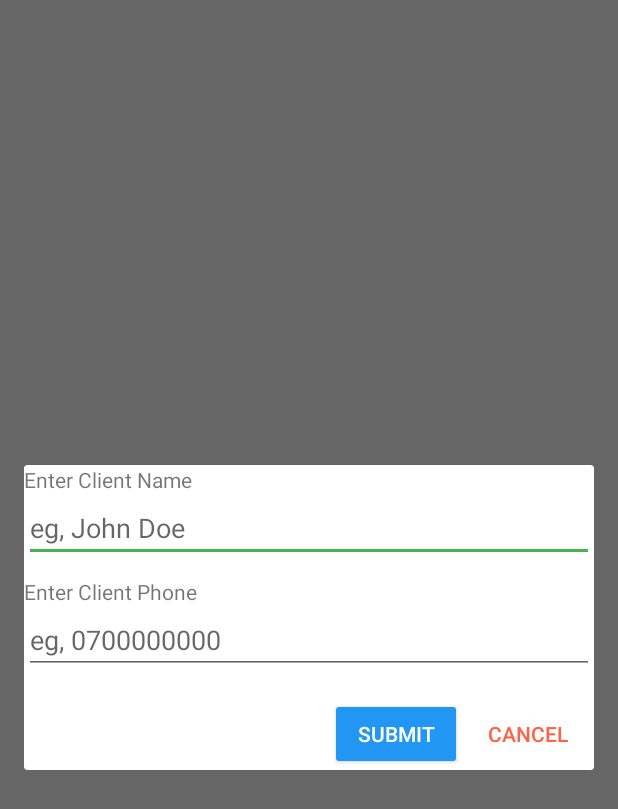
After one commit to johninvictus/Gemaries, an Android app: the fragment AddClientFragmentDialog shown on its own in the app's theme, on a phone screen of 412 x 824 dp. The commit adds this screen. Shown: the top 809 px of the screen. Run offline under Robolectric (Android 15) with nearby library versions, the phone set to English and light mode, and no system bars; our stand-ins replace RxJava.

Commit message:
added dialog to add new clients

```diff
--- /dev/null
+++ b/app/src/main/java/com/invictusbytes/gemaries/ui/dialogs/AddClientFragmentDialog.kt
@@ -0,0 +1,77 @@
+package com.invictusbytes.gemaries.ui.dialogs
+
+import android.os.Bundle
+import android.view.LayoutInflater
+import android.view.View
+import android.view.ViewGroup
+import androidx.fragment.app.DialogFragment
+import com.invictusbytes.gemaries.R
+import io.reactivex.subjects.PublishSubject
+import kotlinx.android.synthetic.main.fragment_dialog_add_client.*
+import org.jetbrains.anko.toast
+
+class AddClientFragmentDialog : DialogFragment() {
+
+    var clientDialogEvent = PublishSubject.create<Pair<String, Int>>()
+
+
+    override fun onCreateView(
+        inflater: LayoutInflater,
+        container: ViewGroup?,
+        savedInstanceState: Bundle?
+    ): View? {
+        return inflater.inflate(R.layout.fragment_dialog_add_client, container, false)
+    }
+
+    override fun onViewCreated(view: View, savedInstanceState: Bundle?) {
+        super.onViewCreated(view, savedInstanceState)
+
+        operations()
+    }
+
+    private fun operations() {
+        clientCancel.setOnClickListener {
+            dismiss()
+        }
+
+        clientSubmit.setOnClickListener {
+            validateAndSubmit()
+        }
+    }
+
+
+    private fun validateAndSubmit() {
+        if (etClientName.text.isNullOrEmpty() || etClientPhone.text.isNullOrEmpty()) {
+            activity?.toast("Make sure all field are filled")
+            return
+        }
+
+        val phone = etClientPhone.text.toString()
+        val name = etClientName.text.toString()
+
+        if (!phone.contains("07") || phone.length != 10) {
+            activity?.toast("Pleas use a valid kenyan number")
+            return
+        }
+
+        clientDialogEvent.onNext(Pair(name, phone.toInt()))
+        dismiss()
+
+    }
+
+    override fun onResume() {
+        super.onResume()
+        dialog?.window?.setLayout(
+            ViewGroup.LayoutParams.MATCH_PARENT,
+            ViewGroup.LayoutParams.WRAP_CONTENT
+        )
+    }
+
+
+    companion object {
+        @JvmStatic
+        fun newInstance(): DialogFragment {
+            return AddClientFragmentDialog()
+        }
+    }
+}
--- /dev/null
+++ b/app/src/main/res/layout/fragment_dialog_add_client.xml
@@ -0,0 +1,60 @@
+<?xml version="1.0" encoding="utf-8"?>
+<LinearLayout xmlns:android="http://schemas.android.com/apk/res/android"
+    android:layout_width="match_parent"
+    android:layout_height="match_parent"
+    android:layout_margin="16dp"
+    android:orientation="vertical">
+
+    <TextView
+        android:layout_width="match_parent"
+        android:layout_height="wrap_content"
+        android:text="Enter Client Name" />
+
+    <EditText
+        android:id="@+id/etClientName"
+        android:layout_width="match_parent"
+        android:layout_height="wrap_content"
+        android:hint="eg, John Doe"
+        android:inputType="text" />
+
+
+    <TextView
+        android:layout_width="match_parent"
+        android:layout_height="wrap_content"
+        android:layout_marginTop="10dp"
+        android:text="Enter Client Phone" />
+
+
+    <EditText
+        android:id="@+id/etClientPhone"
+        android:layout_width="match_parent"
+        android:layout_height="wrap_content"
+        android:hint="eg, 0700000000"
+        android:inputType="phone" />
+
+    <LinearLayout
+        android:layout_width="wrap_content"
+        android:layout_height="wrap_content"
+        android:layout_gravity="end"
+        android:layout_marginTop="16dp"
+        android:orientation="horizontal">
+
+        <androidx.appcompat.widget.AppCompatButton
+            android:id="@+id/clientSubmit"
+            android:layout_width="wrap_content"
+            android:layout_height="wrap_content"
+            android:backgroundTint="@color/colorPrimary"
+            android:text="submit"
+            android:textColor="@color/white" />
+
+        <androidx.appcompat.widget.AppCompatButton
+            android:id="@+id/clientCancel"
+            style="?android:attr/borderlessButtonStyle"
+            android:layout_width="wrap_content"
+            android:layout_height="wrap_content"
+            android:text="cancel"
+            android:textColor="@color/danger" />
+
+    </LinearLayout>
+
+</LinearLayout>
--- a/app/src/main/res/values/colors.xml
+++ b/app/src/main/res/values/colors.xml
@@ -5,6 +5,8 @@
     <color name="colorAccent">#4CAF50</color>
     <color name="white">#fff</color>
 
+    <color name="danger">#ff6347</color>
+
     <color name="grey_500">#9e9e9e</color>
     <color name="grey_700">#616161</color>
 </resources>
```
